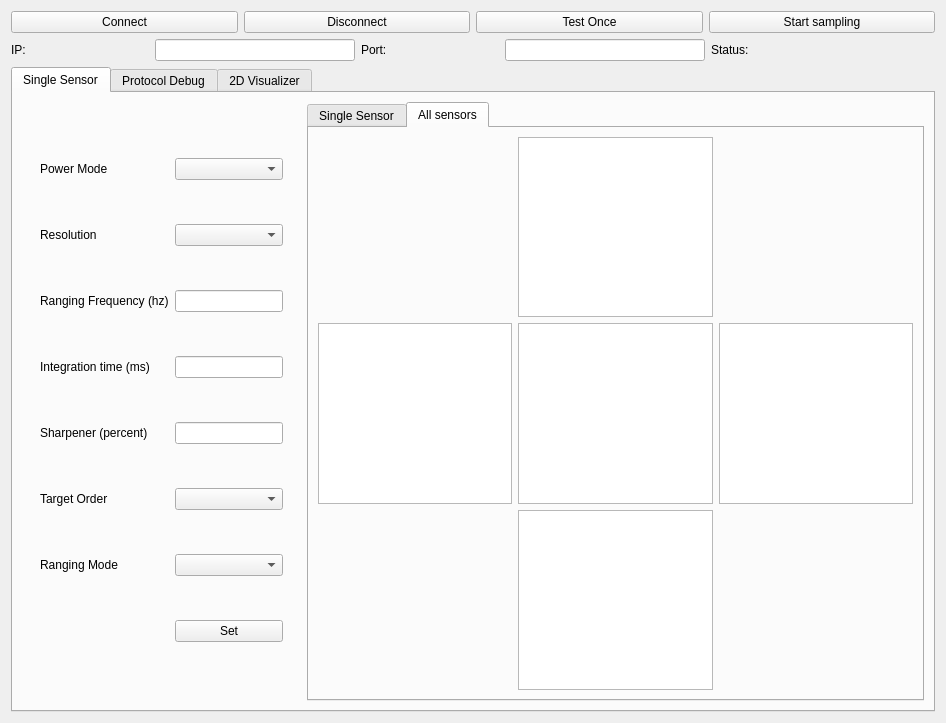
Before: the Qt Designer form tools/gui/ui/slamdeck_tab.ui in victorhook/slamdeck, drawn with Qt 5.
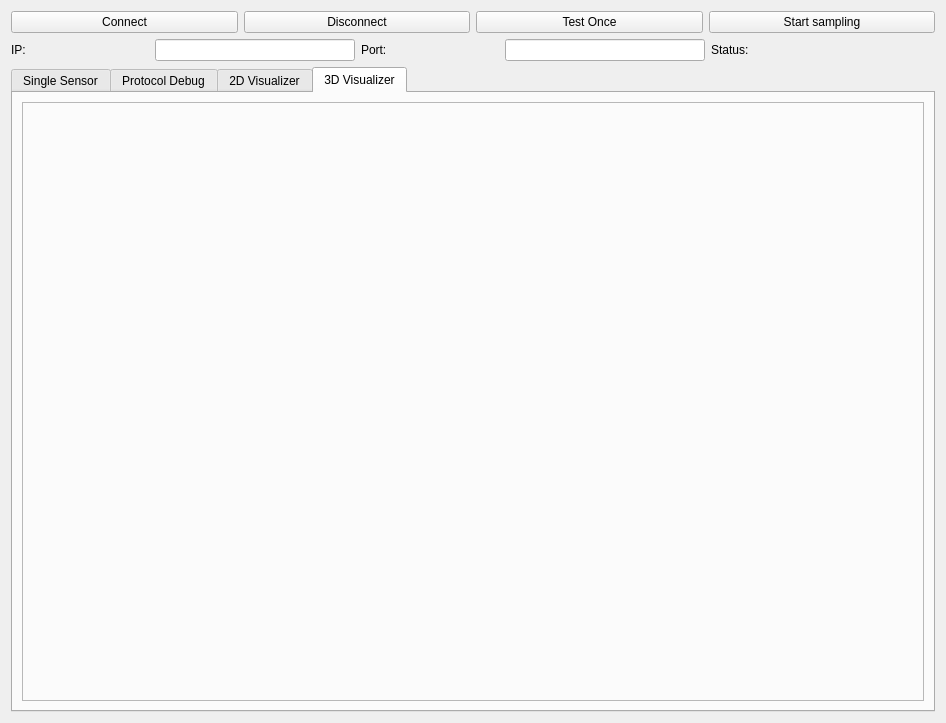
After: the same form once the commit is applied. The open tabs and pages were chosen to show the change.

Commit message: gui improvements. Can get ~25 Hz update rate for all sensors. still config bugs

```diff
--- a/tools/gui/ui/slamdeck_tab.ui
+++ b/tools/gui/ui/slamdeck_tab.ui
@@ -506,6 +506,23 @@
          </item>
         </layout>
        </widget>
+       <widget class="QWidget" name="tab_2">
+        <attribute name="title">
+         <string>3D Visualizer</string>
+        </attribute>
+        <layout class="QVBoxLayout" name="verticalLayout_5">
+         <item>
+          <widget class="QFrame" name="graphics3dVisualizer">
+           <property name="frameShape">
+            <enum>QFrame::StyledPanel</enum>
+           </property>
+           <property name="frameShadow">
+            <enum>QFrame::Raised</enum>
+           </property>
+          </widget>
+         </item>
+        </layout>
+       </widget>
       </widget>
      </item>
     </layout>
```
Left out of the diff: 9 changed lines with no effect on the pictures. The commit also changes 6 other files.
